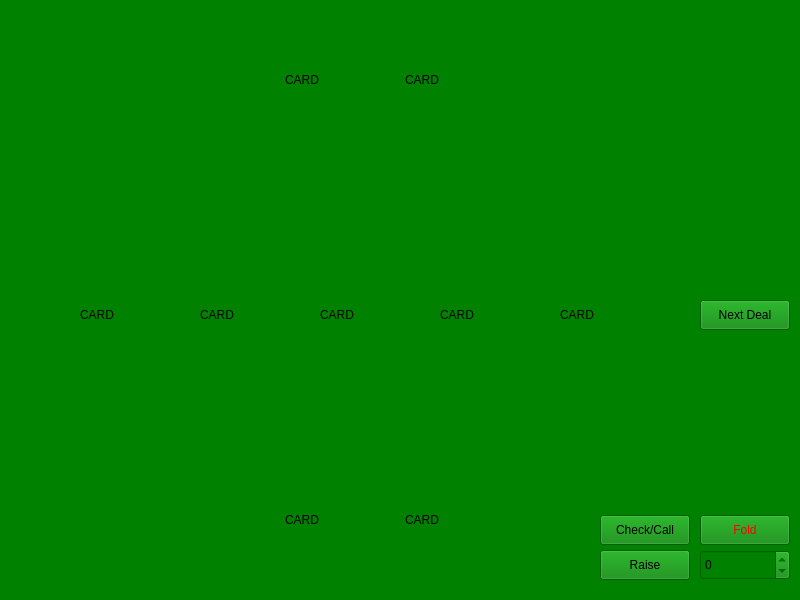
This is UIs/gamewindow.ui in darkskeeper/DiplomStruct as Qt 5 draws it before an edit. The edited form follows.
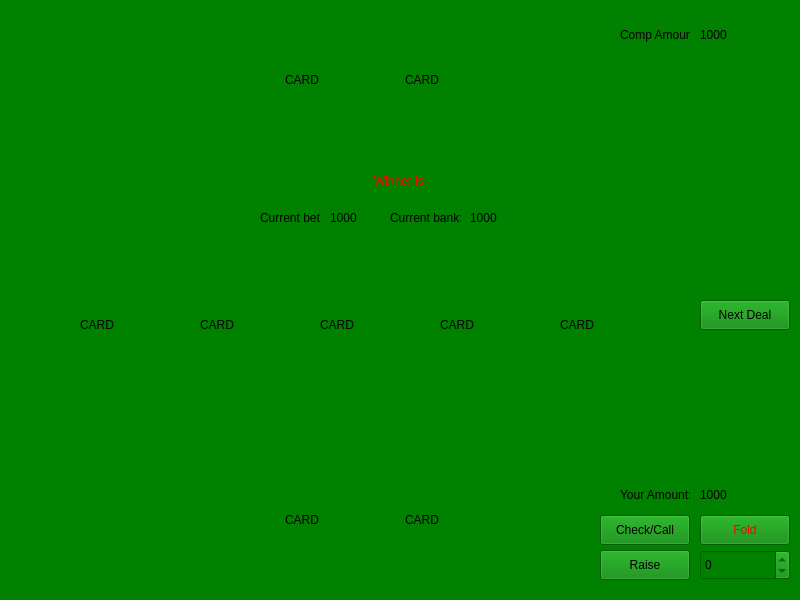
This is the edited form.

The edit to the form file:
```diff
--- a/UIs/gamewindow.ui
+++ b/UIs/gamewindow.ui
@@ -141,7 +141,7 @@
    <property name="geometry">
     <rect>
      <x>200</x>
-     <y>240</y>
+     <y>250</y>
      <width>100</width>
      <height>150</height>
     </rect>
@@ -166,7 +166,7 @@
    <property name="geometry">
     <rect>
      <x>80</x>
-     <y>240</y>
+     <y>250</y>
      <width>100</width>
      <height>150</height>
     </rect>
@@ -191,7 +191,7 @@
    <property name="geometry">
     <rect>
      <x>440</x>
-     <y>240</y>
+     <y>250</y>
      <width>100</width>
      <height>150</height>
     </rect>
@@ -216,7 +216,7 @@
    <property name="geometry">
     <rect>
      <x>320</x>
-     <y>240</y>
+     <y>250</y>
      <width>100</width>
      <height>150</height>
     </rect>
@@ -241,7 +241,7 @@
    <property name="geometry">
     <rect>
      <x>560</x>
-     <y>240</y>
+     <y>250</y>
      <width>100</width>
      <height>150</height>
     </rect>
@@ -408,6 +408,183 @@
     <string>Next Deal</string>
    </property>
   </widget>
+  <widget class="QLabel" name="lbPlAmountInfo">
+   <property name="geometry">
+    <rect>
+     <x>620</x>
+     <y>480</y>
+     <width>70</width>
+     <height>30</height>
+    </rect>
+   </property>
+   <property name="minimumSize">
+    <size>
+     <width>70</width>
+     <height>30</height>
+    </size>
+   </property>
+   <property name="maximumSize">
+    <size>
+     <width>70</width>
+     <height>30</height>
+    </size>
+   </property>
+   <property name="text">
+    <string>Your Amount:</string>
+   </property>
+  </widget>
+  <widget class="QLabel" name="lbPlAmount">
+   <property name="enabled">
+    <bool>true</bool>
+   </property>
+   <property name="geometry">
+    <rect>
+     <x>700</x>
+     <y>480</y>
+     <width>70</width>
+     <height>30</height>
+    </rect>
+   </property>
+   <property name="minimumSize">
+    <size>
+     <width>70</width>
+     <height>30</height>
+    </size>
+   </property>
+   <property name="maximumSize">
+    <size>
+     <width>70</width>
+     <height>30</height>
+    </size>
+   </property>
+   <property name="autoFillBackground">
+    <bool>false</bool>
+   </property>
+   <property name="text">
+    <string>1000</string>
+   </property>
+  </widget>
+  <widget class="QLabel" name="lbCompAmount">
+   <property name="geometry">
+    <rect>
+     <x>700</x>
+     <y>20</y>
+     <width>70</width>
+     <height>30</height>
+    </rect>
+   </property>
+   <property name="minimumSize">
+    <size>
+     <width>70</width>
+     <height>30</height>
+    </size>
+   </property>
+   <property name="maximumSize">
+    <size>
+     <width>70</width>
+     <height>30</height>
+    </size>
+   </property>
+   <property name="text">
+    <string>1000</string>
+   </property>
+  </widget>
+  <widget class="QLabel" name="lbCompAmountInfo">
+   <property name="geometry">
+    <rect>
+     <x>620</x>
+     <y>20</y>
+     <width>70</width>
+     <height>30</height>
+    </rect>
+   </property>
+   <property name="minimumSize">
+    <size>
+     <width>70</width>
+     <height>30</height>
+    </size>
+   </property>
+   <property name="maximumSize">
+    <size>
+     <width>70</width>
+     <height>30</height>
+    </size>
+   </property>
+   <property name="text">
+    <string>Comp Amount:</string>
+   </property>
+  </widget>
+  <widget class="QLabel" name="lbWinner">
+   <property name="geometry">
+    <rect>
+     <x>260</x>
+     <y>170</y>
+     <width>281</width>
+     <height>21</height>
+    </rect>
+   </property>
+   <property name="styleSheet">
+    <string notr="true">color: rgb(255, 0, 0);</string>
+   </property>
+   <property name="text">
+    <string>Winner is:</string>
+   </property>
+   <property name="alignment">
+    <set>Qt::AlignCenter</set>
+   </property>
+  </widget>
+  <widget class="QLabel" name="lbCurBetInfo">
+   <property name="geometry">
+    <rect>
+     <x>260</x>
+     <y>210</y>
+     <width>61</width>
+     <height>16</height>
+    </rect>
+   </property>
+   <property name="text">
+    <string>Current bet:</string>
+   </property>
+  </widget>
+  <widget class="QLabel" name="lbCurBet">
+   <property name="geometry">
+    <rect>
+     <x>330</x>
+     <y>210</y>
+     <width>31</width>
+     <height>16</height>
+    </rect>
+   </property>
+   <property name="text">
+    <string>1000</string>
+   </property>
+  </widget>
+  <widget class="QLabel" name="lbCurBankInfo">
+   <property name="geometry">
+    <rect>
+     <x>390</x>
+     <y>210</y>
+     <width>71</width>
+     <height>16</height>
+    </rect>
+   </property>
+   <property name="text">
+    <string>Current bank:</string>
+   </property>
+  </widget>
+  <widget class="QLabel" name="lbCurBank">
+   <property name="geometry">
+    <rect>
+     <x>470</x>
+     <y>210</y>
+     <width>31</width>
+     <height>16</height>
+    </rect>
+   </property>
+   <property name="text">
+    <string>1000</string>
+   </property>
+  </widget>
  </widget>
  <resources/>
  <connections/>
```
